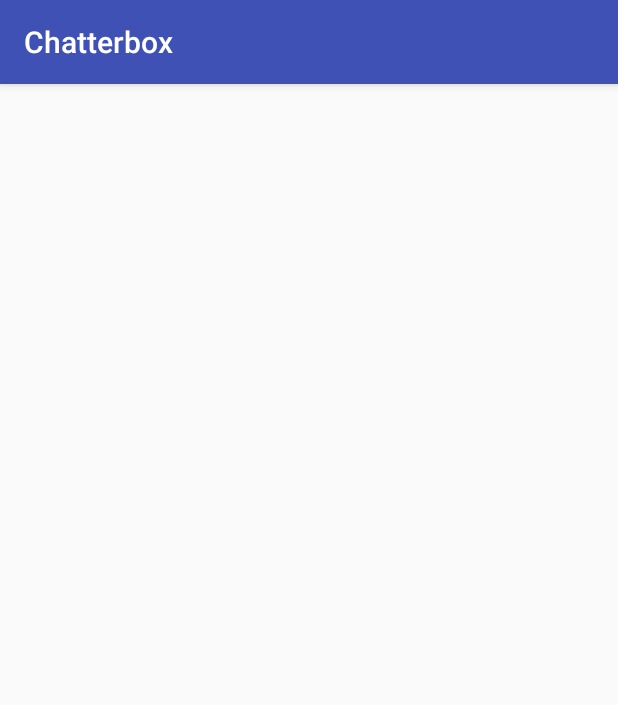
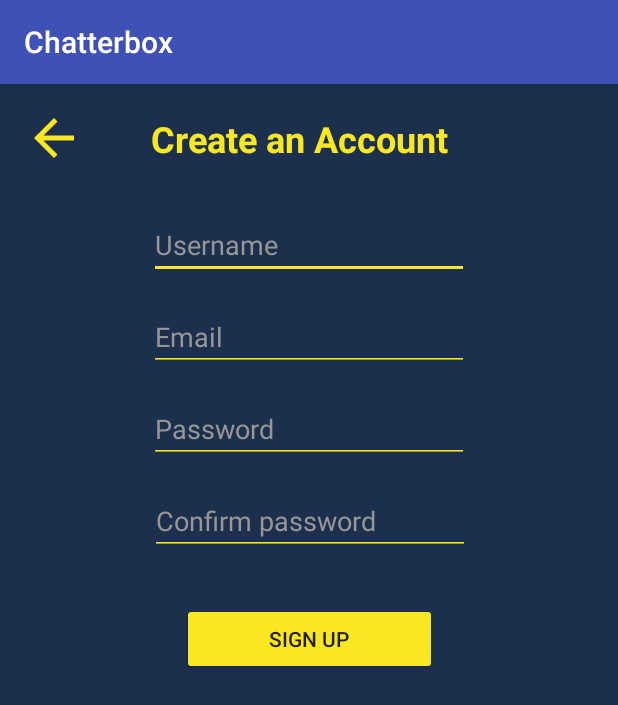
Before and after one commit to PiotrKaszuba/Chatterbox_Android, an Android app: the SignUp screen opened directly, with no data from a screen before it, on a phone screen of 412 x 824 dp. Shown: the top 705 px of the screen. Run offline under Robolectric (Android 15) with nearby library versions, the phone set to English and light mode, and no system bars.

Commit message:
Sign Up layout

```diff
--- a/app/src/main/res/layout/activity_main.xml
+++ b/app/src/main/res/layout/activity_main.xml
@@ -11,10 +11,10 @@
 
     <Button
         android:id="@+id/logInButton"
-        android:layout_width="160dp"
-        android:layout_height="36dp"
-        android:layout_marginTop="32dp"
-        android:background="#f9e721"
+        android:layout_width="170dp"
+        android:layout_height="48dp"
+        android:layout_marginTop="24dp"
+        android:backgroundTint="#f9e721"
         android:text="LOG IN"
         android:textColor="#1c2f4d"
         app:layout_constraintEnd_toEndOf="parent"
@@ -23,10 +23,10 @@
 
     <Button
         android:id="@+id/signUpButton"
-        android:layout_width="160dp"
-        android:layout_height="36dp"
-        android:layout_marginTop="16dp"
-        android:background="#f9e721"
+        android:layout_width="170dp"
+        android:layout_height="48dp"
+        android:layout_marginTop="8dp"
+        android:backgroundTint="#f9e721"
         android:text="SIGN UP"
         android:textColor="#1c2f4d"
         app:layout_constraintEnd_toEndOf="parent"
@@ -39,7 +39,7 @@
         android:layout_height="140dp"
         android:layout_marginEnd="8dp"
         android:layout_marginStart="8dp"
-        android:layout_marginTop="24dp"
+        android:layout_marginTop="16dp"
         app:layout_constraintEnd_toEndOf="parent"
         app:layout_constraintStart_toStartOf="parent"
         app:layout_constraintTop_toTopOf="parent"
--- a/app/src/main/res/layout/activity_sign_up.xml
+++ b/app/src/main/res/layout/activity_sign_up.xml
@@ -4,6 +4,106 @@
     xmlns:tools="http://schemas.android.com/tools"
     android:layout_width="match_parent"
     android:layout_height="match_parent"
+    android:background="#1c2f4d"
     tools:context="com.put.Chatterbox.SignUp">
 
+    <Button
+        android:id="@+id/singUpButton"
+        android:layout_width="170dp"
+        android:layout_height="48dp"
+        android:layout_marginTop="32dp"
+        android:backgroundTint="#f9e721"
+        android:text="SIGN UP"
+        app:layout_constraintEnd_toEndOf="parent"
+        app:layout_constraintStart_toStartOf="parent"
+        app:layout_constraintTop_toBottomOf="@+id/confirmPasswordEdit" />
+
+    <ImageButton
+        android:id="@+id/goBackButton"
+        android:layout_width="40dp"
+        android:layout_height="40dp"
+        android:layout_marginStart="16dp"
+        android:layout_marginTop="16dp"
+        android:background="?android:attr/homeAsUpIndicator"
+        android:backgroundTint="#f9e721"
+        app:layout_constraintStart_toStartOf="parent"
+        app:layout_constraintTop_toTopOf="parent" />
+
+    <TextView
+        android:id="@+id/textView2"
+        android:layout_width="wrap_content"
+        android:layout_height="wrap_content"
+        android:layout_marginTop="20dp"
+        android:text="Create an Account"
+        android:textColor="#f9e721"
+        android:textSize="24sp"
+        android:textStyle="bold"
+        app:layout_constraintEnd_toEndOf="parent"
+        app:layout_constraintHorizontal_bias="0.283"
+        app:layout_constraintStart_toEndOf="@+id/goBackButton"
+        app:layout_constraintTop_toTopOf="parent" />
+
+    <EditText
+        android:id="@+id/usernameEdit"
+        android:layout_width="wrap_content"
+        android:layout_height="wrap_content"
+        android:layout_marginTop="32dp"
+        android:backgroundTint="#f9e721"
+        android:ems="10"
+        android:hint="Username"
+        android:inputType="textPersonName"
+        android:textColor="#979797"
+        android:textColorHint="#979797"
+        app:layout_constraintEnd_toEndOf="parent"
+        app:layout_constraintHorizontal_bias="0.5"
+        app:layout_constraintStart_toStartOf="parent"
+        app:layout_constraintTop_toBottomOf="@+id/textView2" />
+
+    <EditText
+        android:id="@+id/emailEdit"
+        android:layout_width="wrap_content"
+        android:layout_height="wrap_content"
+        android:layout_marginTop="16dp"
+        android:backgroundTint="#f9e721"
+        android:ems="10"
+        android:hint="Email"
+        android:inputType="textPersonName"
+        android:textColor="#979797"
+        android:textColorHint="#979797"
+        app:layout_constraintEnd_toEndOf="parent"
+        app:layout_constraintHorizontal_bias="0.5"
+        app:layout_constraintStart_toStartOf="parent"
+        app:layout_constraintTop_toBottomOf="@+id/usernameEdit" />
+
+    <EditText
+        android:id="@+id/passwordEdit"
+        android:layout_width="wrap_content"
+        android:layout_height="wrap_content"
+        android:layout_marginTop="16dp"
+        android:backgroundTint="#f9e721"
+        android:ems="10"
+        android:hint="Password"
+        android:inputType="textPassword"
+        android:textColor="#979797"
+        android:textColorHint="#979797"
+        app:layout_constraintEnd_toEndOf="parent"
+        app:layout_constraintHorizontal_bias="0.5"
+        app:layout_constraintStart_toStartOf="parent"
+        app:layout_constraintTop_toBottomOf="@+id/emailEdit" />
+
+    <EditText
+        android:id="@+id/confirmPasswordEdit"
+        android:layout_width="wrap_content"
+        android:layout_height="wrap_content"
+        android:layout_marginTop="16dp"
+        android:backgroundTint="#f9e721"
+        android:ems="10"
+        android:hint="Confirm password"
+        android:inputType="textPassword"
+        android:textColor="#979797"
+        android:textColorHint="#979797"
+        app:layout_constraintEnd_toEndOf="parent"
+        app:layout_constraintHorizontal_bias="0.502"
+        app:layout_constraintStart_toStartOf="parent"
+        app:layout_constraintTop_toBottomOf="@+id/passwordEdit" />
 </android.support.constraint.ConstraintLayout>
--- a/app/src/main/res/values/colors.xml
+++ b/app/src/main/res/values/colors.xml
@@ -2,5 +2,5 @@
 <resources>
     <color name="colorPrimary">#3F51B5</color>
     <color name="colorPrimaryDark">#303F9F</color>
-    <color name="colorAccent">#FF4081</color>
+    <color name="colorAccent">#ff4081</color>
 </resources>
```
